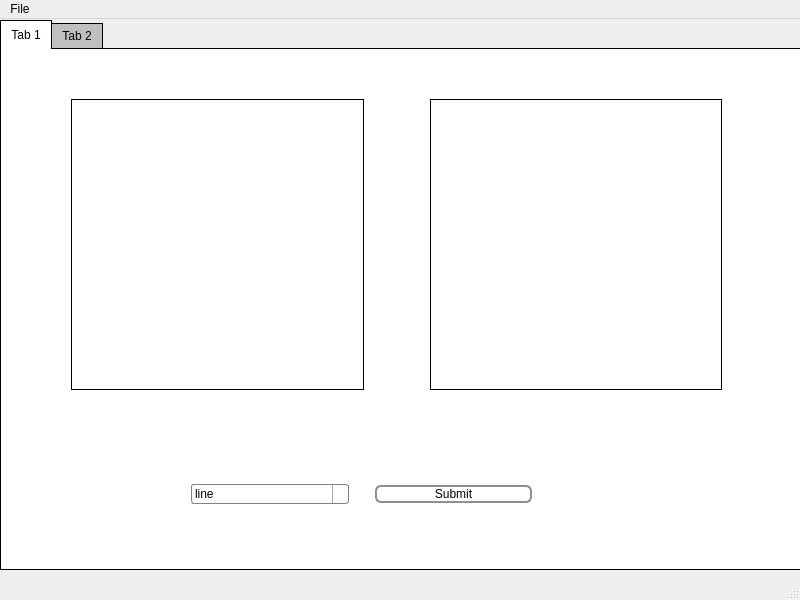
Before: the Qt Designer form mainwindow.ui in MohabGhobashy/Active-contour--Hough-transform-implementation, drawn with Qt 5.
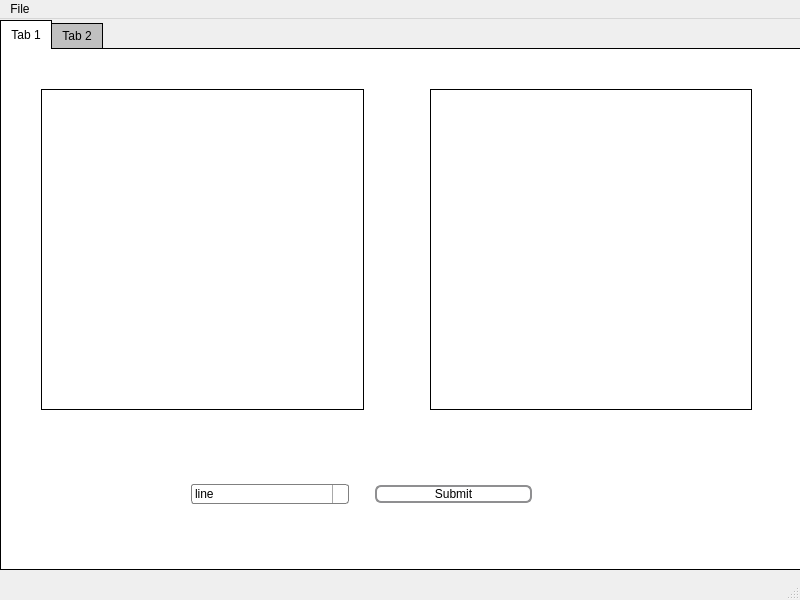
After: the same form once the commit is applied. The open tabs and pages were chosen to show the change. Icons and pictures are not drawn.

What changed in the file:
```diff
--- a/mainwindow.ui
+++ b/mainwindow.ui
@@ -278,10 +278,10 @@
      <widget class="QWidget" name="layoutWidget">
       <property name="geometry">
        <rect>
-        <x>70</x>
-        <y>50</y>
-        <width>651</width>
-        <height>291</height>
+        <x>40</x>
+        <y>40</y>
+        <width>711</width>
+        <height>321</height>
        </rect>
       </property>
       <layout class="QHBoxLayout" name="horizontalLayout_25">
```
Left out of the diff: 10 changed lines with no effect on the pictures.
